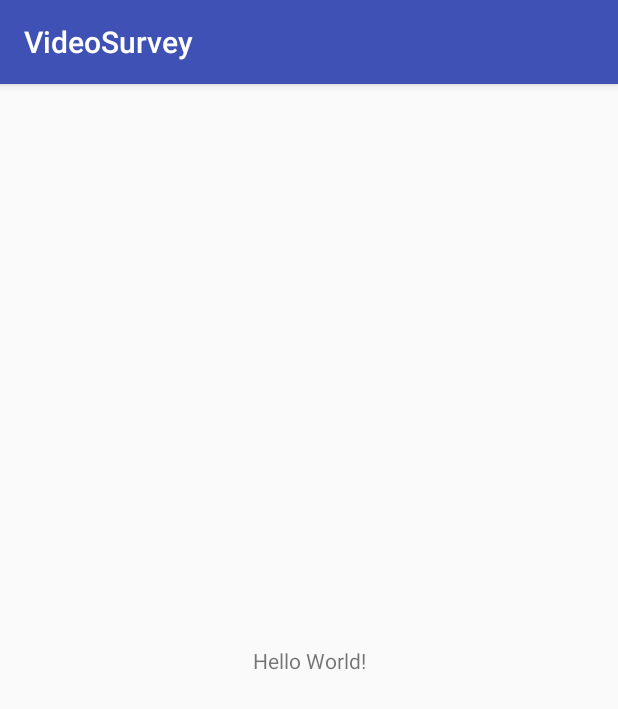
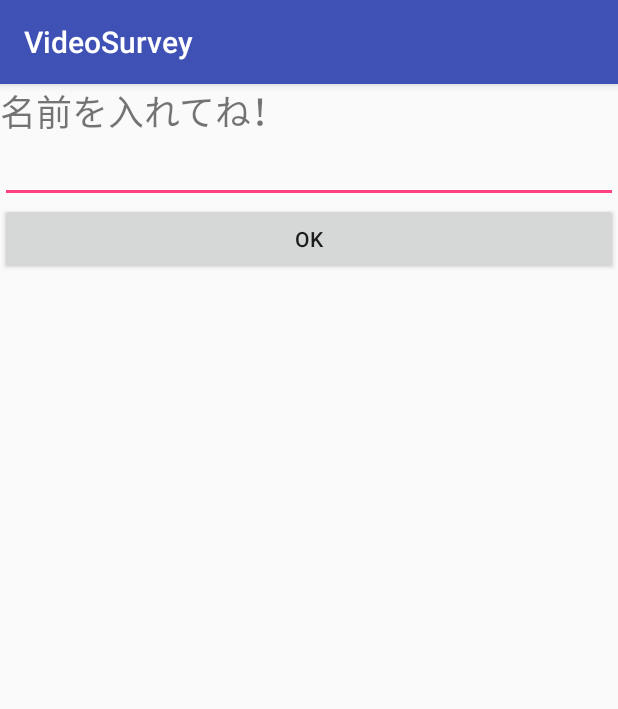
Before and after one commit to nds-sapporo/VideoSurvery, an Android app: the screen it shows after launch (MainActivity before the commit, LoginActivity after it), on a phone screen of 412 x 824 dp. Shown: the top 709 px of the screen. Run offline under Robolectric (Android 15) with nearby library versions, the phone set to English and light mode, and no system bars.

Commit message:
画面作成その1

```diff
--- /dev/null
+++ b/app/src/main/java/jp/co/ndstyo/sapporo/spajam/videosurvey/LoginActivity.java
@@ -0,0 +1,28 @@
+package jp.co.ndstyo.sapporo.spajam.videosurvey;
+
+import android.content.Intent;
+import android.support.v7.app.AppCompatActivity;
+import android.os.Bundle;
+import android.view.View;
+import android.widget.Button;
+
+public class LoginActivity  extends AppCompatActivity {
+
+    @Override
+    protected void onCreate(Bundle savedInstanceState) {
+        super.onCreate(savedInstanceState);
+        setContentView(R.layout.activity_login);
+
+        Button button = (Button)findViewById(R.id.ButtonOK);
+        button.setOnClickListener(new View.OnClickListener() {
+            @Override
+            public void onClick(View v) {
+                // input check
+
+
+                Intent intent = new Intent(LoginActivity.this, MainActivity.class);
+                startActivity(intent);
+            }
+        });
+    }
+}
--- /dev/null
+++ b/app/src/main/res/layout/activity_login.xml
@@ -0,0 +1,35 @@
+<?xml version="1.0" encoding="utf-8"?>
+<LinearLayout xmlns:android="http://schemas.android.com/apk/res/android"
+    xmlns:app="http://schemas.android.com/apk/res-auto"
+    xmlns:tools="http://schemas.android.com/tools"
+    android:layout_width="match_parent"
+    android:layout_height="wrap_content"
+    android:orientation="vertical"
+    tools:context=".LoginActivity">
+
+    <TextView
+        android:layout_width="match_parent"
+        android:layout_height="34dp"
+        android:layout_marginEnd="100dp"
+        android:text="名前を入れてね！"
+        android:textSize="24sp"
+        app:layout_constraintBottom_toBottomOf="parent"
+        app:layout_constraintEnd_toEndOf="parent"
+        app:layout_constraintLeft_toLeftOf="parent"
+        app:layout_constraintTop_toTopOf="parent"
+        app:layout_constraintVertical_bias="0.03" />
+
+    <EditText
+        android:id="@+id/editTextName"
+        android:layout_width="match_parent"
+        android:layout_height="wrap_content"
+        android:ems="10"
+        android:inputType="textPersonName" />
+
+    <Button
+        android:id="@+id/ButtonOK"
+        android:layout_width="match_parent"
+        android:layout_height="wrap_content"
+        android:text="OK" />
+
+</LinearLayout>
--- a/app/src/main/res/values/styles.xml
+++ b/app/src/main/res/values/styles.xml
@@ -1,7 +1,7 @@
 <resources>
 
     <!-- Base application theme. -->
-    <style name="AppTheme" parent="Theme.AppCompat.Light.DarkActionBar">
+    <style name="AppTheme" parent="Base.Theme.AppCompat.Light.DarkActionBar">
         <!-- Customize your theme here. -->
         <item name="colorPrimary">@color/colorPrimary</item>
         <item name="colorPrimaryDark">@color/colorPrimaryDark</item>
```
Also changed, not shown: app/src/main/AndroidManifest.xml (+13 -1 lines), app/src/main/java/jp/co/ndstyo/sapporo/spajam/videosurvey/EndActivity.java (added, +13 -0 lines), app/src/main/java/jp/co/ndstyo/sapporo/spajam/videosurvey/WaitActivity.java (added, +13 -0 lines), app/src/main/res/layout/activity_end.xml (added, +18 -0 lines), app/src/main/res/layout/activity_main.xml (+94 -10 lines), app/src/main/res/layout/activity_wait.xml (added, +21 -0 lines), app/src/main/res/drawable/a.png (added), app/src/main/res/drawable/b.png (added).
